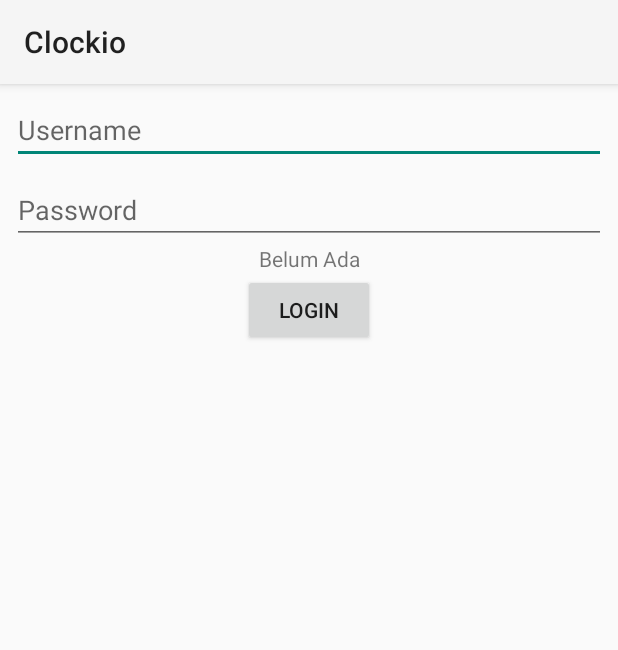
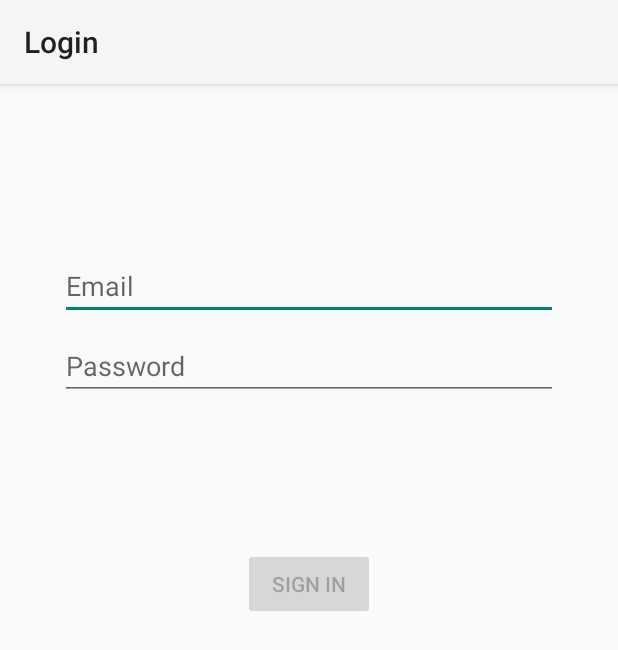
Before and after one commit to natashaval/Android-Clockio, an Android app: the screen it shows after launch (MainActivity before the commit, LoginActivity after it), after a tap on "LOGIN", on a phone screen of 412 x 824 dp. Shown: the top 650 px of the screen. Run offline under Robolectric (Android 15) with nearby library versions, the phone set to English and light mode, and no system bars.

Commit message:
add login activity
android automatic ViewModel LoginActivity

```diff
--- a/Clockio/app/build.gradle
+++ b/Clockio/app/build.gradle
@@ -23,6 +23,8 @@ dependencies {
     implementation fileTree(dir: 'libs', include: ['*.jar'])
     implementation 'androidx.appcompat:appcompat:1.0.2'
     implementation 'androidx.constraintlayout:constraintlayout:1.1.3'
+    implementation 'androidx.annotation:annotation:1.1.0'
+    implementation 'androidx.lifecycle:lifecycle-extensions:2.1.0'
     testImplementation 'junit:junit:4.12'
     androidTestImplementation 'androidx.test:runner:1.2.0'
     androidTestImplementation 'androidx.test.espresso:espresso-core:3.2.0'
--- a/Clockio/app/src/main/AndroidManifest.xml
+++ b/Clockio/app/src/main/AndroidManifest.xml
@@ -11,6 +11,9 @@
         android:roundIcon="@mipmap/ic_launcher_round"
         android:supportsRtl="true"
         android:theme="@style/AppTheme">
+        <activity
+            android:name=".ui.login.LoginActivity"
+            android:label="@string/title_activity_login"></activity>
         <activity android:name=".MainActivity">
             <intent-filter>
                 <action android:name="android.intent.action.MAIN" />
--- a/Clockio/app/src/main/java/com/natasha/clockio/MainActivity.java
+++ b/Clockio/app/src/main/java/com/natasha/clockio/MainActivity.java
@@ -2,6 +2,8 @@ package com.natasha.clockio;
 
 import androidx.appcompat.app.AppCompatActivity;
 
+import android.content.Context;
+import android.content.Intent;
 import android.os.Bundle;
 import android.util.Log;
 import android.view.View;
@@ -11,6 +13,7 @@ import android.widget.TextView;
 
 import com.natasha.clockio.model.Test;
 import com.natasha.clockio.service.LoginService;
+import com.natasha.clockio.ui.login.LoginActivity;
 import com.natasha.clockio.utils.RetrofitInstance;
 
 import retrofit2.Call;
@@ -19,9 +22,7 @@ import retrofit2.Response;
 
 public class MainActivity extends AppCompatActivity {
 
-    private EditText etUsername;
-    private EditText etPassword;
-    private Button btnLogin;
+    private Button btnTest, btnLogin;
     private TextView tvAbout;
     LoginService loginService;
 
@@ -33,17 +34,24 @@ public class MainActivity extends AppCompatActivity {
         findViews();
         clickButtonLogin();
         loginService = RetrofitInstance.getClient().create(LoginService.class);
+
+        btnLogin.setOnClickListener(new View.OnClickListener() {
+            @Override
+            public void onClick(View view) {
+                Intent i = new Intent(MainActivity.this, LoginActivity.class);
+                startActivity(i);
+            }
+        });
     }
 
     private void findViews() {
-        etUsername = (EditText) findViewById(R.id.et_username);
-        etPassword = (EditText) findViewById(R.id.et_password);
+        btnTest = (Button) findViewById(R.id.btn_test);
         btnLogin = (Button) findViewById(R.id.btn_login);
         tvAbout = (TextView) findViewById(R.id.tv_about);
     }
 
     private void clickButtonLogin() {
-        btnLogin.setOnClickListener(new View.OnClickListener() {
+        btnTest.setOnClickListener(new View.OnClickListener() {
             @Override
             public void onClick(View view) {
                 Call<Test> testCall = loginService.getTestJson();
--- /dev/null
+++ b/Clockio/app/src/main/java/com/natasha/clockio/ui/login/LoginActivity.java
@@ -0,0 +1,131 @@
+package com.natasha.clockio.ui.login;
+
+import android.app.Activity;
+
+import androidx.lifecycle.Observer;
+import androidx.lifecycle.ViewModelProviders;
+
+import android.os.Bundle;
+
+import androidx.annotation.Nullable;
+import androidx.annotation.StringRes;
+import androidx.appcompat.app.AppCompatActivity;
+
+import android.text.Editable;
+import android.text.TextWatcher;
+import android.view.KeyEvent;
+import android.view.View;
+import android.view.inputmethod.EditorInfo;
+import android.widget.Button;
+import android.widget.EditText;
+import android.widget.ProgressBar;
+import android.widget.TextView;
+import android.widget.Toast;
+
+import com.natasha.clockio.R;
+import com.natasha.clockio.ui.login.LoginViewModel;
+import com.natasha.clockio.ui.login.LoginViewModelFactory;
+
+public class LoginActivity extends AppCompatActivity {
+
+    private LoginViewModel loginViewModel;
+
+    @Override
+    public void onCreate(Bundle savedInstanceState) {
+        super.onCreate(savedInstanceState);
+        setContentView(R.layout.activity_login);
+        loginViewModel = ViewModelProviders.of(this, new LoginViewModelFactory())
+                .get(LoginViewModel.class);
+
+        final EditText usernameEditText = findViewById(R.id.username);
+        final EditText passwordEditText = findViewById(R.id.password);
+        final Button loginButton = findViewById(R.id.login);
+        final ProgressBar loadingProgressBar = findViewById(R.id.loading);
+
+        loginViewModel.getLoginFormState().observe(this, new Observer<LoginFormState>() {
+            @Override
+            public void onChanged(@Nullable LoginFormState loginFormState) {
+                if (loginFormState == null) {
+                    return;
+                }
+                loginButton.setEnabled(loginFormState.isDataValid());
+                if (loginFormState.getUsernameError() != null) {
+                    usernameEditText.setError(getString(loginFormState.getUsernameError()));
+                }
+                if (loginFormState.getPasswordError() != null) {
+                    passwordEditText.setError(getString(loginFormState.getPasswordError()));
+                }
+            }
+        });
+
+        loginViewModel.getLoginResult().observe(this, new Observer<LoginResult>() {
+            @Override
+            public void onChanged(@Nullable LoginResult loginResult) {
+                if (loginResult == null) {
+                    return;
+                }
+                loadingProgressBar.setVisibility(View.GONE);
+                if (loginResult.getError() != null) {
+                    showLoginFailed(loginResult.getError());
+                }
+                if (loginResult.getSuccess() != null) {
+                    updateUiWithUser(loginResult.getSuccess());
+                }
+                setResult(Activity.RESULT_OK);
+
+                //Complete and destroy login activity once successful
+                finish();
+            }
+        });
+
+        TextWatcher afterTextChangedListener = new TextWatcher() {
+            @Override
+            public void beforeTextChanged(CharSequence s, int start, int count, int after) {
+                // ignore
+            }
+
+            @Override
+            public void onTextChanged(CharSequence s, int start, int before, int count) {
+                // ignore
+            }
+
+            @Override
+            public void afterTextChanged(Editable s) {
+                loginViewModel.loginDataChanged(usernameEditText.getText().toString(),
+                        passwordEditText.getText().toString());
+            }
+        };
+        usernameEditText.addTextChangedListener(afterTextChangedListener);
+        passwordEditText.addTextChangedListener(afterTextChangedListener);
+        passwordEditText.setOnEditorActionListener(new TextView.OnEditorActionListener() {
+
+            @Override
+            public boolean onEditorAction(TextView v, int actionId, KeyEvent event) {
+                if (actionId == EditorInfo.IME_ACTION_DONE) {
+                    loginViewModel.login(usernameEditText.getText().toString(),
+                            passwordEditText.getText().toString());
+                }
+                return false;
+            }
+        });
+
+        loginButton.setOnClickListener(new View.OnClickListener() {
+            @Override
+            public void onClick(View v) {
+                loadingProgressBar.setVisibility(View.VISIBLE);
+                loginViewModel.login(usernameEditText.getText().toString(),
+                        passwordEditText.getText().toString());
+            }
+        });
+    }
+
+    private void updateUiWithUser(LoggedInUserView model) {
+        String welcome = getString(R.string.welcome) + model.getDisplayName();
+        // TODO : initiate successful logged in experience
+        Toast.makeText(getApplicationContext(), welcome, Toast.LENGTH_LONG).show();
+    }
+
+    private void showLoginFailed(@StringRes Integer errorString) {
+        Toast.makeText(getApplicationContext(), errorString, Toast.LENGTH_SHORT).show();
+    }
+}
--- /dev/null
+++ b/Clockio/app/src/main/java/com/natasha/clockio/ui/login/LoginViewModel.java
@@ -0,0 +1,70 @@
+package com.natasha.clockio.ui.login;
+
+import androidx.lifecycle.LiveData;
+import androidx.lifecycle.MutableLiveData;
+import androidx.lifecycle.ViewModel;
+
+import android.util.Patterns;
+
+import com.natasha.clockio.data.LoginRepository;
+import com.natasha.clockio.data.Result;
+import com.natasha.clockio.data.model.LoggedInUser;
+import com.natasha.clockio.R;
+
+public class LoginViewModel extends ViewModel {
+
+    private MutableLiveData<LoginFormState> loginFormState = new MutableLiveData<>();
+    private MutableLiveData<LoginResult> loginResult = new MutableLiveData<>();
+    private LoginRepository loginRepository;
+
+    LoginViewModel(LoginRepository loginRepository) {
+        this.loginRepository = loginRepository;
+    }
+
+    LiveData<LoginFormState> getLoginFormState() {
+        return loginFormState;
+    }
+
+    LiveData<LoginResult> getLoginResult() {
+        return loginResult;
+    }
+
+    public void login(String username, String password) {
+        // can be launched in a separate asynchronous job
+        Result<LoggedInUser> result = loginRepository.login(username, password);
+
+        if (result instanceof Result.Success) {
+            LoggedInUser data = ((Result.Success<LoggedInUser>) result).getData();
+            loginResult.setValue(new LoginResult(new LoggedInUserView(data.getDisplayName())));
+        } else {
+            loginResult.setValue(new LoginResult(R.string.login_failed));
+        }
+    }
+
+    public void loginDataChanged(String username, String password) {
+        if (!isUserNameValid(username)) {
+            loginFormState.setValue(new LoginFormState(R.string.invalid_username, null));
+        } else if (!isPasswordValid(password)) {
+            loginFormState.setValue(new LoginFormState(null, R.string.invalid_password));
+        } else {
+            loginFormState.setValue(new LoginFormState(true));
+        }
+    }
+
+    // A placeholder username validation check
+    private boolean isUserNameValid(String username) {
+        if (username == null) {
+            return false;
+        }
+        if (username.contains("@")) {
+            return Patterns.EMAIL_ADDRESS.matcher(username).matches();
+        } else {
+            return !username.trim().isEmpty();
+        }
+    }
+
+    // A placeholder password validation check
+    private boolean isPasswordValid(String password) {
+        return password != null && password.trim().length() > 5;
+    }
+}
--- /dev/null
+++ b/Clockio/app/src/main/java/com/natasha/clockio/ui/login/LoginViewModelFactory.java
@@ -0,0 +1,26 @@
+package com.natasha.clockio.ui.login;
+
+import androidx.lifecycle.ViewModel;
+import androidx.lifecycle.ViewModelProvider;
+import androidx.annotation.NonNull;
+
+import com.natasha.clockio.data.LoginDataSource;
+import com.natasha.clockio.data.LoginRepository;
+
+/**
+ * ViewModel provider factory to instantiate LoginViewModel.
+ * Required given LoginViewModel has a non-empty constructor
+ */
+public class LoginViewModelFactory implements ViewModelProvider.Factory {
+
+    @NonNull
+    @Override
+    @SuppressWarnings("unchecked")
+    public <T extends ViewModel> T create(@NonNull Class<T> modelClass) {
+        if (modelClass.isAssignableFrom(LoginViewModel.class)) {
+            return (T) new LoginViewModel(LoginRepository.getInstance(new LoginDataSource()));
+        } else {
+            throw new IllegalArgumentException("Unknown ViewModel class");
+        }
+    }
+}
--- /dev/null
+++ b/Clockio/app/src/main/res/layout/activity_login.xml
@@ -0,0 +1,78 @@
+<?xml version="1.0" encoding="utf-8"?>
+<androidx.constraintlayout.widget.ConstraintLayout xmlns:android="http://schemas.android.com/apk/res/android"
+    xmlns:app="http://schemas.android.com/apk/res-auto"
+    xmlns:tools="http://schemas.android.com/tools"
+    android:id="@+id/container"
+    android:layout_width="match_parent"
+    android:layout_height="match_parent"
+    android:paddingLeft="@dimen/activity_horizontal_margin"
+    android:paddingTop="@dimen/activity_vertical_margin"
+    android:paddingRight="@dimen/activity_horizontal_margin"
+    android:paddingBottom="@dimen/activity_vertical_margin"
+    tools:context=".ui.login.LoginActivity">
+
+    <EditText
+        android:id="@+id/username"
+        android:layout_width="0dp"
+        android:layout_height="wrap_content"
+        android:layout_marginStart="24dp"
+        android:layout_marginTop="96dp"
+        android:layout_marginEnd="24dp"
+
+        android:hint="@string/prompt_email"
+        android:inputType="textEmailAddress"
+        android:selectAllOnFocus="true"
+        app:layout_constraintEnd_toEndOf="parent"
+        app:layout_constraintStart_toStartOf="parent"
+        app:layout_constraintTop_toTopOf="parent" />
+
+    <EditText
+        android:id="@+id/password"
+        android:layout_width="0dp"
+        android:layout_height="wrap_content"
+        android:layout_marginStart="24dp"
+        android:layout_marginTop="8dp"
+        android:layout_marginEnd="24dp"
+
+        android:hint="@string/prompt_password"
+        android:imeActionLabel="@string/action_sign_in_short"
+        android:imeOptions="actionDone"
+        android:inputType="textPassword"
+        android:selectAllOnFocus="true"
+        app:layout_constraintEnd_toEndOf="parent"
+        app:layout_constraintStart_toStartOf="parent"
+        app:layout_constraintTop_toBottomOf="@+id/username" />
+
+    <Button
+        android:id="@+id/login"
+        android:layout_width="wrap_content"
+        android:layout_height="wrap_content"
+        android:layout_gravity="start"
+        android:layout_marginStart="48dp"
+        android:layout_marginTop="16dp"
+        android:layout_marginEnd="48dp"
+        android:layout_marginBottom="64dp"
+        android:enabled="false"
+        android:text="@string/action_sign_in_short"
+        app:layout_constraintBottom_toBottomOf="parent"
+        app:layout_constraintEnd_toEndOf="parent"
+        app:layout_constraintStart_toStartOf="parent"
+        app:layout_constraintTop_toBottomOf="@+id/password"
+        app:layout_constraintVertical_bias="0.2" />
+
+    <ProgressBar
+        android:id="@+id/loading"
+        android:layout_width="wrap_content"
+        android:layout_height="wrap_content"
+        android:layout_gravity="center"
+        android:layout_marginStart="32dp"
+        android:layout_marginTop="64dp"
+        android:layout_marginEnd="32dp"
+        android:layout_marginBottom="64dp"
+        android:visibility="gone"
+        app:layout_constraintBottom_toBottomOf="parent"
+        app:layout_constraintEnd_toEndOf="@+id/password"
+        app:layout_constraintStart_toStartOf="@+id/password"
+        app:layout_constraintTop_toTopOf="parent"
+        app:layout_constraintVertical_bias="0.3" />
+</androidx.constraintlayout.widget.ConstraintLayout>
--- a/Clockio/app/src/main/res/layout/activity_main.xml
+++ b/Clockio/app/src/main/res/layout/activity_main.xml
@@ -7,43 +7,16 @@
     android:orientation="vertical"
     tools:context=".MainActivity">
 
-    <EditText
-        android:id="@+id/et_username"
-        android:layout_width="match_parent"
-        android:layout_height="wrap_content"
-        android:layout_marginStart="8dp"
-        android:layout_marginTop="8dp"
-        android:layout_marginEnd="8dp"
-        android:hint="Username"
-        android:inputType="text"
-        app:layout_constraintEnd_toEndOf="parent"
-        app:layout_constraintStart_toStartOf="parent"
-        app:layout_constraintTop_toTopOf="parent" />
-
-    <EditText
-        android:id="@+id/et_password"
-        android:layout_width="match_parent"
-        android:layout_height="wrap_content"
-        android:layout_marginStart="8dp"
-        android:layout_marginTop="8dp"
-        android:layout_marginEnd="8dp"
-        android:hint="Password"
-        android:inputType="textPassword"
-        app:layout_constraintEnd_toEndOf="parent"
-        app:layout_constraintStart_toStartOf="parent"
-        app:layout_constraintTop_toBottomOf="@+id/et_username" />
-
     <Button
-        android:id="@+id/btn_login"
+        android:id="@+id/btn_test"
         android:layout_width="wrap_content"
         android:layout_height="wrap_content"
         android:layout_marginStart="8dp"
-        android:layout_marginTop="20dp"
         android:layout_marginEnd="8dp"
-        android:text="Login"
+        android:text="RetrofitTest"
         app:layout_constraintEnd_toEndOf="parent"
         app:layout_constraintStart_toStartOf="parent"
-        app:layout_constraintTop_toBottomOf="@+id/et_password" />
+        tools:layout_editor_absoluteY="126dp" />
 
     <TextView
         android:id="@+id/tv_about"
@@ -52,7 +25,20 @@
         android:text="Belum Ada"
         app:layout_constraintEnd_toEndOf="parent"
         app:layout_constraintStart_toStartOf="parent"
-        app:layout_constraintTop_toBottomOf="@+id/et_password" />
+        tools:layout_editor_absoluteY="106dp" />
+
+    <Button
+        android:id="@+id/btn_login"
+        android:layout_width="wrap_content"
+        android:layout_height="wrap_content"
+        android:layout_marginStart="8dp"
+        android:layout_marginTop="24dp"
+        android:layout_marginEnd="8dp"
+        android:text="Login"
+        app:layout_constraintEnd_toEndOf="parent"
+        app:layout_constraintHorizontal_bias="0.498"
+        app:layout_constraintStart_toStartOf="parent"
+        app:layout_constraintTop_toTopOf="parent" />
 
 
 </androidx.constraintlayout.widget.ConstraintLayout>
--- /dev/null
+++ b/Clockio/app/src/main/res/values/dimens.xml
@@ -0,0 +1,5 @@
+<resources>
+    <!-- Default screen margins, per the Android Design guidelines. -->
+    <dimen name="activity_horizontal_margin">16dp</dimen>
+    <dimen name="activity_vertical_margin">16dp</dimen>
+</resources>
--- a/Clockio/app/src/main/res/values/strings.xml
+++ b/Clockio/app/src/main/res/values/strings.xml
@@ -1,3 +1,12 @@
 <resources>
     <string name="app_name">Clockio</string>
+    <string name="title_activity_login">Login</string>
+    <string name="prompt_email">Email</string>
+    <string name="prompt_password">Password</string>
+    <string name="action_sign_in">Sign in or register</string>
+    <string name="action_sign_in_short">Sign in</string>
+    <string name="welcome">"Welcome !"</string>
+    <string name="invalid_username">Not a valid username</string>
+    <string name="invalid_password">Password must be >5 characters</string>
+    <string name="login_failed">"Login failed"</string>
 </resources>
```
Also changed, not shown: Clockio/app/src/main/java/com/natasha/clockio/data/LoginDataSource.java (added, +29 -0 lines), Clockio/app/src/main/java/com/natasha/clockio/data/LoginRepository.java (added, +54 -0 lines), Clockio/app/src/main/java/com/natasha/clockio/data/Result.java (added, +48 -0 lines), Clockio/app/src/main/java/com/natasha/clockio/data/model/LoggedInUser.java (added, +23 -0 lines), Clockio/app/src/main/java/com/natasha/clockio/ui/login/LoggedInUserView.java (added, +17 -0 lines), Clockio/app/src/main/java/com/natasha/clockio/ui/login/LoginFormState.java (added, +40 -0 lines), Clockio/app/src/main/java/com/natasha/clockio/ui/login/LoginResult.java (added, +31 -0 lines).
